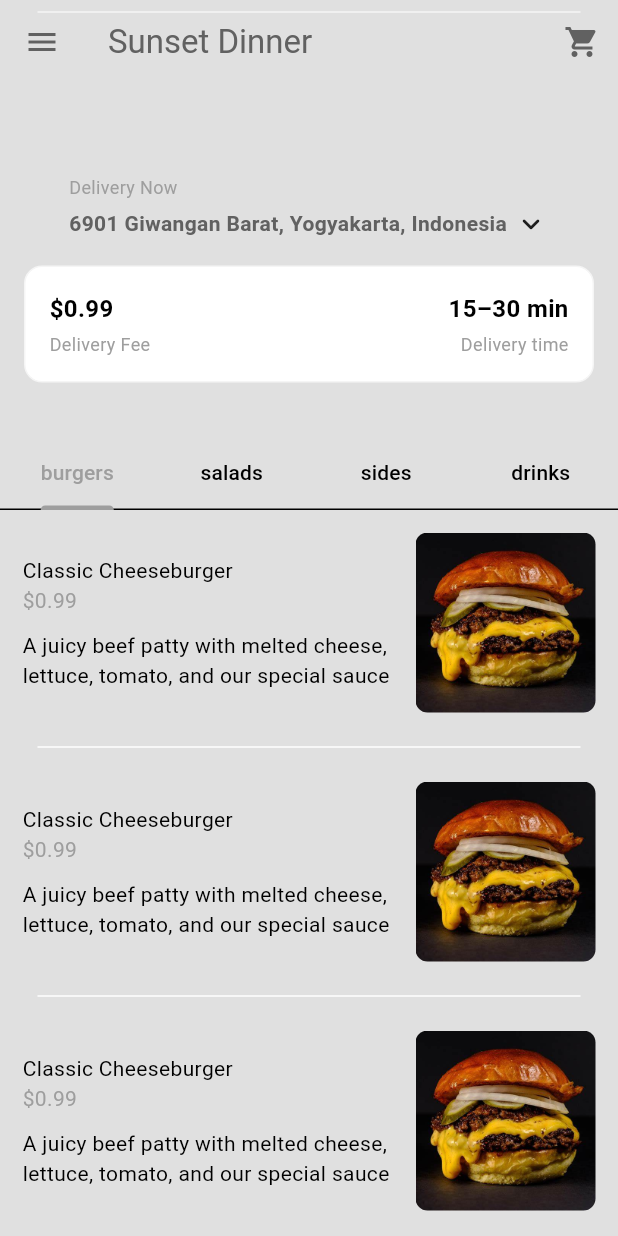
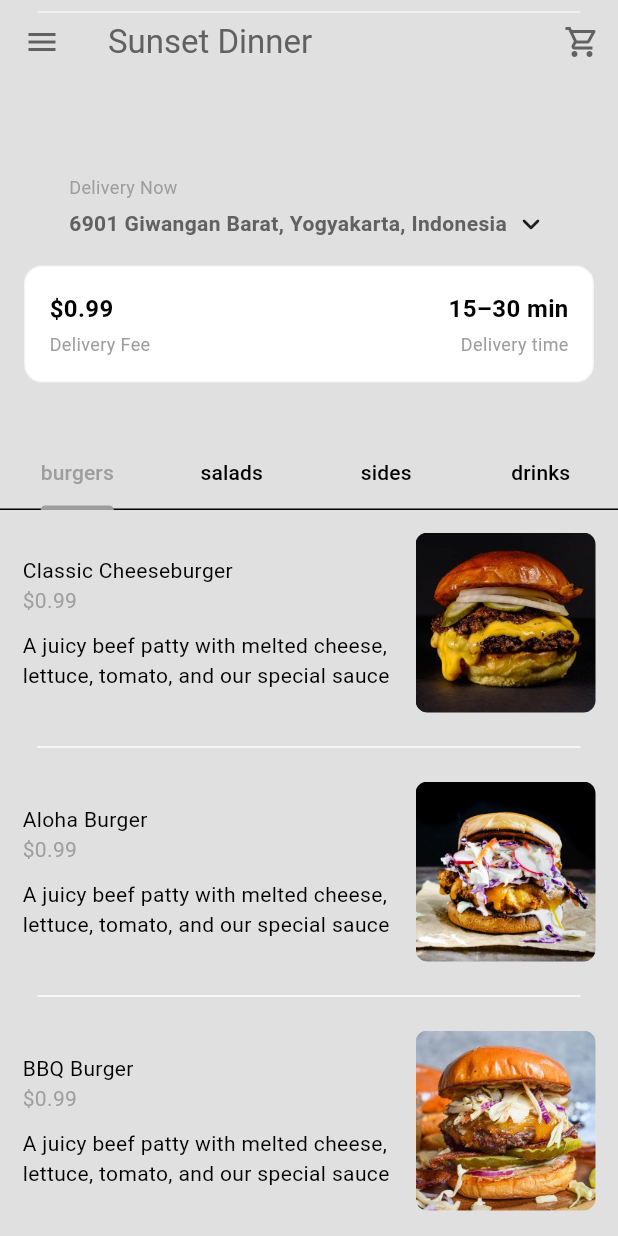
Before and after one commit to untuksenangsenang/DelivoriaApp, a Flutter app: the screen it shows after launch, after a tap on "Sign In", on a phone screen of 412 x 824 dp. Run offline on Flutter 3.47's test engine with Material 3 defaults, Android fonts, the phone set to English and light mode, and no system bars.

Commit message:
cart model + cart page

```diff
--- a/lib/components/my_silver_app_bar.dart
+++ b/lib/components/my_silver_app_bar.dart
@@ -1,3 +1,4 @@
+import 'package:delivoria/pages/cart_page.dart';
 import 'package:flutter/material.dart';
 
 class MySilverAppBar extends StatelessWidget {
@@ -20,9 +21,14 @@ class MySilverAppBar extends StatelessWidget {
       actions: [
         // cart button
         IconButton(
-          onPressed: () {}, // Fungsi kosong atau ganti dengan logika yang diinginkan
+          onPressed: () {
+            //go to cart page
+            Navigator.push(context, MaterialPageRoute(
+              builder: (context) => const CartPage(),)
+              );
+          }, // Fungsi kosong atau ganti dengan logika yang diinginkan
           icon: Icon(
-            Icons.shopping_cart,
+            Icons.shopping_cart_outlined,
           ),
         ),
       ],
--- /dev/null
+++ b/lib/models/cart_item.dart
@@ -0,0 +1,18 @@
+import 'package:delivoria/models/food.dart';
+
+class CartItem {
+  Food food;
+  List<Addon> selectedAddons;
+  int quantity;
+
+  CartItem({
+    required this.food,
+    required this.selectedAddons,
+    this.quantity = 1,
+  });
+
+  double get totalPrice {
+    double addonsPrice = selectedAddons.fold(0, (sum, addon) => sum + addon.price);
+    return (food.price + addonsPrice) * quantity;
+  }
+}
--- a/lib/models/restaurant.dart
+++ b/lib/models/restaurant.dart
@@ -1,3 +1,5 @@
+import 'package:collection/collection.dart';
+import 'package:delivoria/models/cart_item.dart';
 import 'package:flutter/material.dart';
 
 import 'food.dart';
@@ -18,9 +20,9 @@ class Restaurant extends ChangeNotifier {
       ],
     ),
     Food(
-      name: "Classic Cheeseburger",
+      name: "Aloha Burger",
       description: "A juicy beef patty with melted cheese, lettuce, tomato, and our special sauce",
-      imagePath: "lib/images/burgers/cheeseBurger.jpg",
+      imagePath: "lib/images/burgers/alohaBurger.jpg",
       price: 0.99,
       category: FoodCategory.burgers,
       availableAddons: [
@@ -30,9 +32,9 @@ class Restaurant extends ChangeNotifier {
       ],
     ),
     Food(
-      name: "Classic Cheeseburger",
+      name: "BBQ Burger",
       description: "A juicy beef patty with melted cheese, lettuce, tomato, and our special sauce",
-      imagePath: "lib/images/burgers/cheeseBurger.jpg",
+      imagePath: "lib/images/burgers/bbqBurger.jpg",
       price: 0.99,
       category: FoodCategory.burgers,
       availableAddons: [
@@ -42,9 +44,9 @@ class Restaurant extends ChangeNotifier {
       ],
     ),
     Food(
-      name: "Classic Cheeseburger",
+      name: "Bluemoon Burger",
       description: "A juicy beef patty with melted cheese, lettuce, tomato, and our special sauce",
-      imagePath: "lib/images/burgers/cheeseBurger.jpg",
+      imagePath: "lib/images/burgers/bluemoonBurger.jpg",
       price: 0.99,
       category: FoodCategory.burgers,
       availableAddons: [
@@ -54,9 +56,9 @@ class Restaurant extends ChangeNotifier {
       ],
     ),
     Food(
-      name: "Classic Cheeseburger",
+      name: "Vege Burger",
       description: "A juicy beef patty with melted cheese, lettuce, tomato, and our special sauce",
-      imagePath: "lib/images/burgers/cheeseBurger.jpg",
+      imagePath: "lib/images/burgers/vegeBurger.jpg",
       price: 0.99,
       category: FoodCategory.burgers,
       availableAddons: [
@@ -78,9 +80,9 @@ class Restaurant extends ChangeNotifier {
       ],
     ),
     Food(
-      name: "Caesar Salad",
+      name: "Greek Salad",
       description: "Crisp romaine lettuce with Caesar dressing and croutons",
-      imagePath: "lib/images/salads/caesar_salad.png",
+      imagePath: "lib/images/salads/greek_salad.png",
       price: 1.20,
       category: FoodCategory.salads,
       availableAddons: [
@@ -89,9 +91,9 @@ class Restaurant extends ChangeNotifier {
       ],
     ),
     Food(
-      name: "Caesar Salad",
+      name: "Asian Salad",
       description: "Crisp romaine lettuce with Caesar dressing and croutons",
-      imagePath: "lib/images/salads/caesar_salad.png",
+      imagePath: "lib/images/salads/asian_sesame_salad.png",
       price: 1.20,
       category: FoodCategory.salads,
       availableAddons: [
@@ -100,9 +102,9 @@ class Restaurant extends ChangeNotifier {
       ],
     ),
     Food(
-      name: "Caesar Salad",
+      name: "Quinoa Salad",
       description: "Crisp romaine lettuce with Caesar dressing and croutons",
-      imagePath: "lib/images/salads/caesar_salad.png",
+      imagePath: "lib/images/salads/quinoa_salad.png",
       price: 1.20,
       category: FoodCategory.salads,
       availableAddons: [
@@ -111,9 +113,9 @@ class Restaurant extends ChangeNotifier {
       ],
     ),
     Food(
-      name: "Caesar Salad",
+      name: "Southwest Salad",
       description: "Crisp romaine lettuce with Caesar dressing and croutons",
-      imagePath: "lib/images/salads/caesar_salad.png",
+      imagePath: "lib/images/salads/southwest_salad.png",
       price: 1.20,
       category: FoodCategory.salads,
       availableAddons: [
@@ -133,9 +135,9 @@ class Restaurant extends ChangeNotifier {
       ],
     ),
      Food(
-      name: "Loaded Fries",
+      name: "Garlic Bread Side",
       description: "Golden crispy fries",
-      imagePath: "lib/images/sides/loadedfries_side.png",
+      imagePath: "lib/images/sides/garlic_bread_side.png",
       price: 0.80,
       category: FoodCategory.sides,
       availableAddons: [
@@ -143,9 +145,9 @@ class Restaurant extends ChangeNotifier {
       ],
     ),
      Food(
-      name: "Loaded Fries",
+      name: "Mac Side",
       description: "Golden crispy fries",
-      imagePath: "lib/images/sides/loadedfries_side.png",
+      imagePath: "lib/images/sides/mac_side.png",
       price: 0.80,
       category: FoodCategory.sides,
       availableAddons: [
@@ -153,9 +155,9 @@ class Restaurant extends ChangeNotifier {
       ],
     ),
      Food(
-      name: "Loaded Fries",
+      name: "Onion Rings",
       description: "Golden crispy fries",
-      imagePath: "lib/images/sides/loadedfries_side.png",
+      imagePath: "lib/images/sides/onion_rings_side.png",
       price: 0.80,
       category: FoodCategory.sides,
       availableAddons: [
@@ -163,9 +165,9 @@ class Restaurant extends ChangeNotifier {
       ],
     ),
      Food(
-      name: "Loaded Fries",
+      name: "Sweet Potato",
       description: "Golden crispy fries",
-      imagePath: "lib/images/sides/loadedfries_side.png",
+      imagePath: "lib/images/sides/sweet_potato_side.png",
       price: 0.80,
       category: FoodCategory.sides,
       availableAddons: [
@@ -174,7 +176,7 @@ class Restaurant extends ChangeNotifier {
     ),
     // Drinks
     Food(
-      name: "Amercano Coffee",
+      name: "Americano Coffee",
       description: "A rich and bold Americano coffee made with freshly brewed espresso and hot water",
       imagePath: "lib/images/drinks/americano.png",
       price: 0.60,
@@ -185,9 +187,9 @@ class Restaurant extends ChangeNotifier {
       ],
     ),
      Food(
-      name: "Amercano Coffee",
+      name: "Lychee Tea",
       description: "A rich and bold Americano coffee made with freshly brewed espresso and hot water",
-      imagePath: "lib/images/drinks/americano.png",
+      imagePath: "lib/images/drinks/lyche_tea.png",
       price: 0.60,
       category: FoodCategory.drinks,
       availableAddons: [
@@ -196,9 +198,9 @@ class Restaurant extends ChangeNotifier {
       ],
     ),
      Food(
-      name: "Amercano Coffee",
+      name: "Matcha",
       description: "A rich and bold Americano coffee made with freshly brewed espresso and hot water",
-      imagePath: "lib/images/drinks/americano.png",
+      imagePath: "lib/images/drinks/matcha.png",
       price: 0.60,
       category: FoodCategory.drinks,
       availableAddons: [
@@ -207,9 +209,9 @@ class Restaurant extends ChangeNotifier {
       ],
     ),
      Food(
-      name: "Amercano Coffee",
+      name: "Pink Mojito",
       description: "A rich and bold Americano coffee made with freshly brewed espresso and hot water",
-      imagePath: "lib/images/drinks/americano.png",
+      imagePath: "lib/images/drinks/pink_mojito.png",
       price: 0.60,
       category: FoodCategory.drinks,
       availableAddons: [
@@ -218,9 +220,9 @@ class Restaurant extends ChangeNotifier {
       ],
     ),
     Food(
-      name: "Amercano Coffee",
+      name: "Vanilla Latte",
       description: "A rich and bold Americano coffee made with freshly brewed espresso and hot water",
-      imagePath: "lib/images/drinks/americano.png",
+      imagePath: "lib/images/drinks/vanilla_latte.png",
       price: 0.60,
       category: FoodCategory.drinks,
       availableAddons: [
@@ -237,6 +239,7 @@ class Restaurant extends ChangeNotifier {
   */
 
   List<Food> get menu => _menu;
+  List<CartItem> get cart => _cart;
 
   /*
 
@@ -244,15 +247,87 @@ class Restaurant extends ChangeNotifier {
 
   */
 
+  //user cart
+  final List<CartItem> _cart = [];
+
   //add to cart
+  void addToCart(Food food, List<Addon> selectedAddons) {
+    //see if there is a cart item with the same food and selected addons
+    CartItem? cartItem = _cart.firstWhereOrNull((item) {
+      //check id the same food items are the same
+      bool isSameFood = item.food == food;
+
+      //check if the list of selected addons are the same
+      bool isSameAddons =
+      ListEquality().equals(item.selectedAddons, selectedAddons);
+
+      return isSameFood && isSameAddons;
+    });
+
+    if (cartItem != null) {
+      cartItem.quantity++;
+    }
+
+    //otherwise, add a new cart item to the cart
+    else {
+      _cart.add(
+        CartItem(
+          food: food,
+          selectedAddons: selectedAddons,
+        ),
+      );
+      notifyListeners();
+    }
+  }
 
   //remove from cart
+  void removeFromCart(CartItem cartItem){
+    int cartIndex = _cart.indexOf(cartItem);
+
+    if (cartIndex != -1) {
+      if (_cart[cartIndex].quantity > 1) {
+        _cart[cartIndex].quantity--;
+      }else {
+        _cart.removeAt(cartIndex);
+      }
+    }
+
+    notifyListeners();
+  }
 
   //get total price of cart
+  double getTotalPrice(){
+    double total = 0.0;
+
+    for  (CartItem cartItem in _cart) {
+      double itemTotal = cartItem.food.price;
+
+      for (Addon addon in cartItem.selectedAddons) {
+        itemTotal += addon.price;
+      }
+
+      total  += itemTotal * cartItem.quantity;
+    }
+
+    return total;
+  }
 
   //get total items in cart
+  int getTotalItemCount() {
+    int totalItemCount = 0;
+
+    for (CartItem cartItem in _cart) {
+      totalItemCount += cartItem.quantity;
+    }
+
+    return totalItemCount;
+  }
 
   //clear cart
+  void clearCart() {
+    _cart.clear();
+    notifyListeners();
+    }
 
 
   /*
--- a/pubspec.yaml
+++ b/pubspec.yaml
@@ -35,6 +35,7 @@ dependencies:
   # Use with the CupertinoIcons class for iOS style icons.
   cupertino_icons: ^1.0.8
   provider: ^6.1.5
+  collection: ^1.19.1
 
 dev_dependencies:
   flutter_test:
```
Also changed, not shown: lib/components/my_cart_tile.dart (added, +52 -0 lines), lib/pages/cart_page.dart (added, +42 -0 lines), lib/pages/food_page.dart (+23 -2 lines), pubspec.lock.
